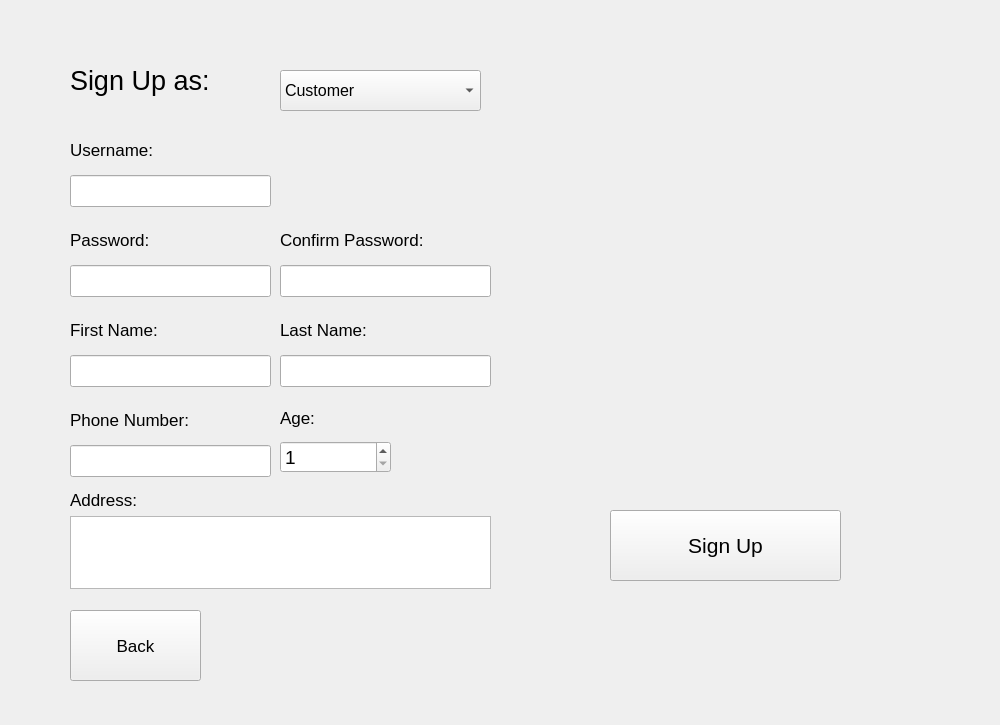
NimaMousavian/FBT-Market-Management-Application, file source/sign_up_page.ui: the form before one commit.
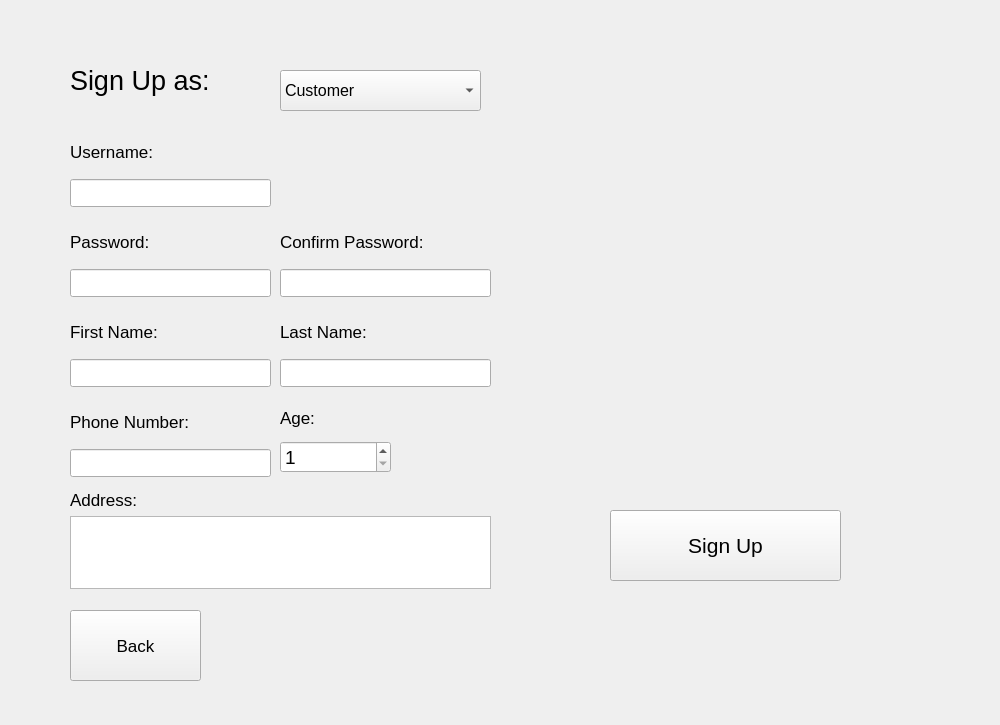
The form after the commit. Icons and pictures are not drawn.

Diff of the .ui file:
```diff
--- a/source/sign_up_page.ui
+++ b/source/sign_up_page.ui
@@ -91,7 +91,7 @@
       <property name="font">
        <font>
         <family>MS Shell Dlg 2</family>
-        <pointsize>15</pointsize>
+        <pointsize>13</pointsize>
        </font>
       </property>
      </widget>
@@ -176,7 +176,7 @@
       <property name="font">
        <font>
         <family>MS Shell Dlg 2</family>
-        <pointsize>15</pointsize>
+        <pointsize>13</pointsize>
        </font>
       </property>
      </widget>
@@ -211,7 +211,7 @@
       <property name="font">
        <font>
         <family>MS Shell Dlg 2</family>
-        <pointsize>15</pointsize>
+        <pointsize>13</pointsize>
        </font>
       </property>
      </widget>
@@ -281,7 +281,7 @@
       <property name="font">
        <font>
         <family>MS Shell Dlg 2</family>
-        <pointsize>15</pointsize>
+        <pointsize>13</pointsize>
        </font>
       </property>
      </widget>
@@ -316,7 +316,7 @@
       <property name="font">
        <font>
         <family>MS Shell Dlg 2</family>
-        <pointsize>15</pointsize>
+        <pointsize>13</pointsize>
        </font>
       </property>
      </widget>
@@ -351,7 +351,7 @@
       <property name="font">
        <font>
         <family>MS Shell Dlg 2</family>
-        <pointsize>15</pointsize>
+        <pointsize>13</pointsize>
        </font>
       </property>
       <property name="styleSheet">
```
